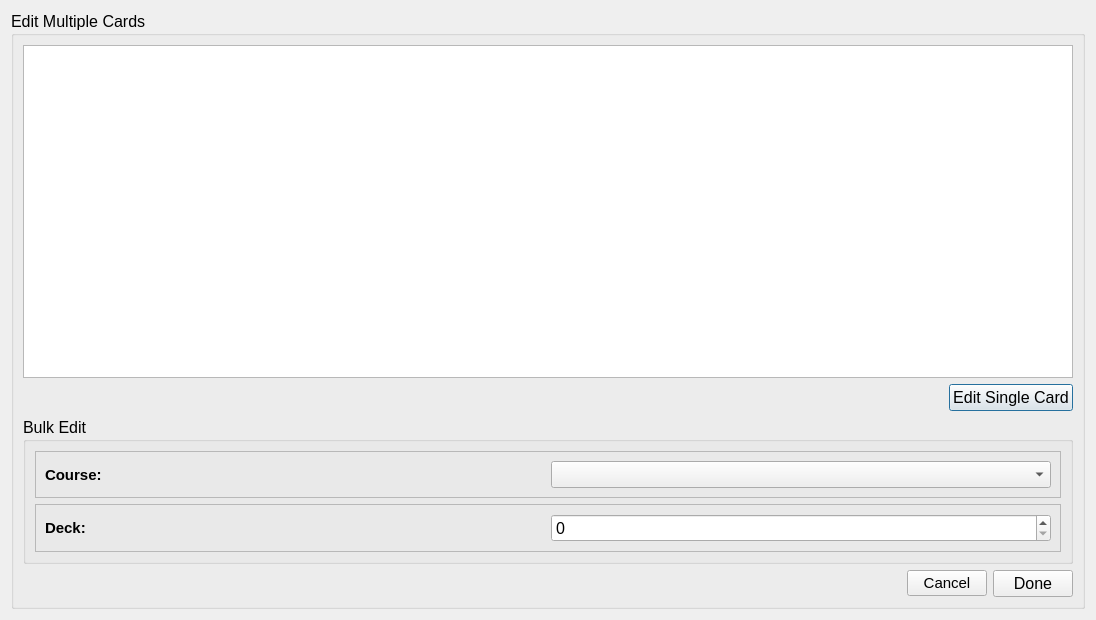
Qt form ui_resources/edit_multiple_cards.ui (jokober/voc2brain) before a commit.
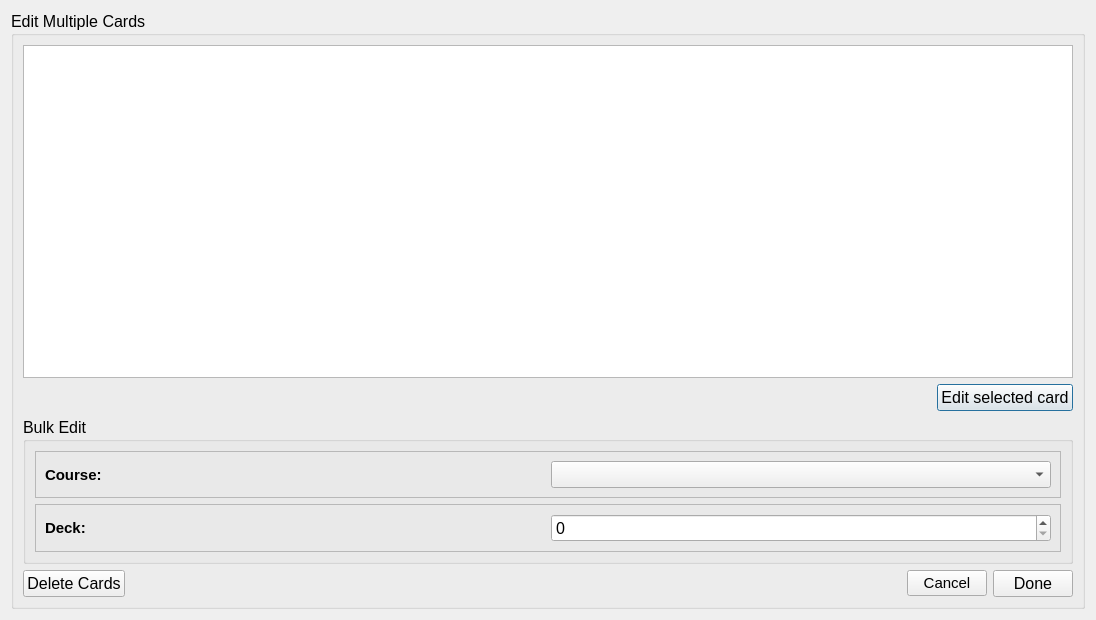
The same form after that commit.

```diff
--- a/ui_resources/edit_multiple_cards.ui
+++ b/ui_resources/edit_multiple_cards.ui
@@ -62,7 +62,7 @@
         <item>
          <widget class="QPushButton" name="pushButton">
           <property name="text">
-           <string>Edit Single Card</string>
+           <string>Edit selected card</string>
           </property>
          </widget>
         </item>
@@ -147,6 +147,13 @@
       </item>
       <item>
        <layout class="QHBoxLayout" name="horizontalLayout_3">
+        <item>
+         <widget class="QPushButton" name="delete_cards">
+          <property name="text">
+           <string>Delete Cards</string>
+          </property>
+         </widget>
+        </item>
         <item>
          <spacer name="horizontalSpacer_7">
           <property name="orientation">
```
Left out of the diff: 13 changed lines with no effect on the pictures.
